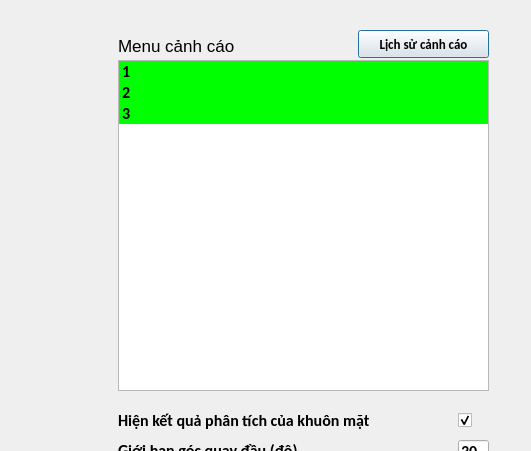
THND19-22/AI-Cheating-Denfender, file window.ui: the form before one commit; both pictures show x 742 to 1273 and y 160 to 611 of the 1273 by 720 pixel window.
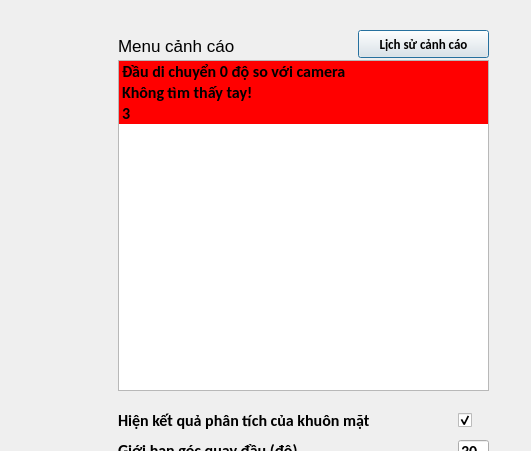
The form after the commit. Icons and pictures are not drawn.

What changed in the file:
```diff
--- a/window.ui
+++ b/window.ui
@@ -159,13 +159,13 @@
    </property>
    <item>
     <property name="text">
-     <string>1</string>
+     <string>Đầu di chuyển 0 độ so với camera</string>
     </property>
     <property name="background">
      <brush brushstyle="SolidPattern">
       <color alpha="255">
-       <red>0</red>
-       <green>255</green>
+       <red>255</red>
+       <green>0</green>
        <blue>0</blue>
       </color>
      </brush>
@@ -182,13 +182,22 @@
    </item>
    <item>
     <property name="text">
-     <string>2</string>
+     <string>Không tìm thấy tay!</string>
     </property>
     <property name="background">
      <brush brushstyle="SolidPattern">
       <color alpha="255">
+       <red>255</red>
+       <green>0</green>
+       <blue>0</blue>
+      </color>
+     </brush>
+    </property>
+    <property name="foreground">
+     <brush brushstyle="NoBrush">
+      <color alpha="255">
        <red>0</red>
-       <green>255</green>
+       <green>0</green>
        <blue>0</blue>
       </color>
      </brush>
@@ -201,8 +210,8 @@
     <property name="background">
      <brush brushstyle="SolidPattern">
       <color alpha="255">
-       <red>0</red>
-       <green>255</green>
+       <red>255</red>
+       <green>0</green>
        <blue>0</blue>
       </color>
      </brush>
```
